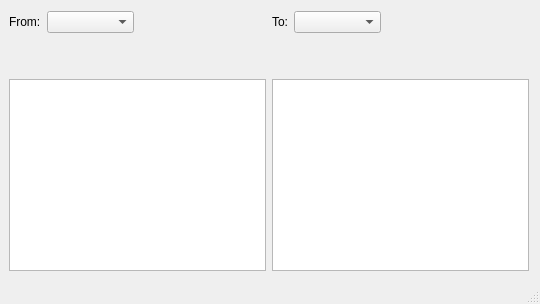
Above: app/mainwindow.ui from Aetf/TorrentMigrator before the change. Below: the same form after it.
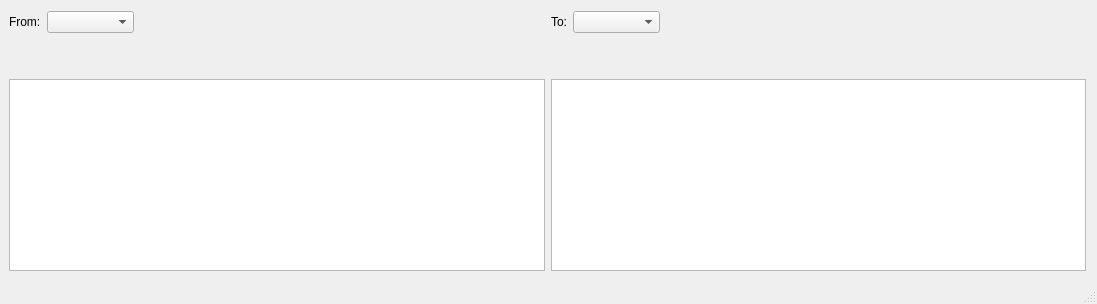
That is the form after the change.

Commit message: UI: adjust mainwindow initial geometry

The edit to the form file:
```diff
--- a/app/mainwindow.ui
+++ b/app/mainwindow.ui
@@ -6,7 +6,7 @@
    <rect>
     <x>0</x>
     <y>0</y>
-    <width>540</width>
+    <width>1097</width>
     <height>304</height>
    </rect>
   </property>
```
Left out of the diff: 2 changed lines with no effect on the pictures. The commit also changes 1 other file.
